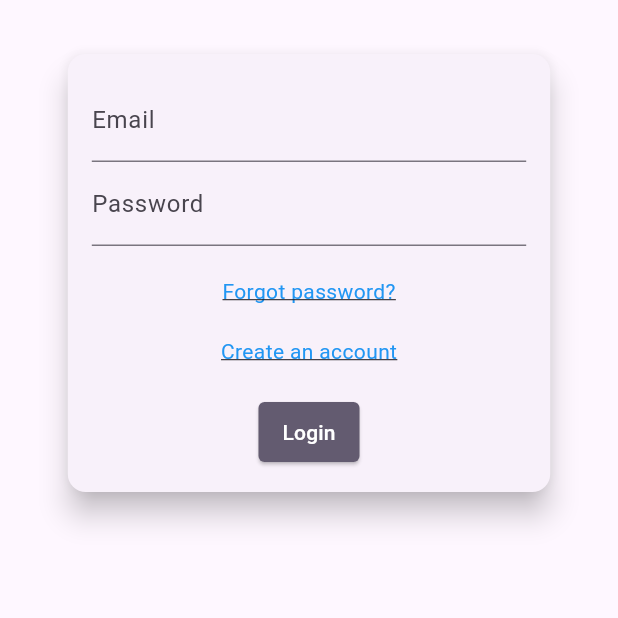
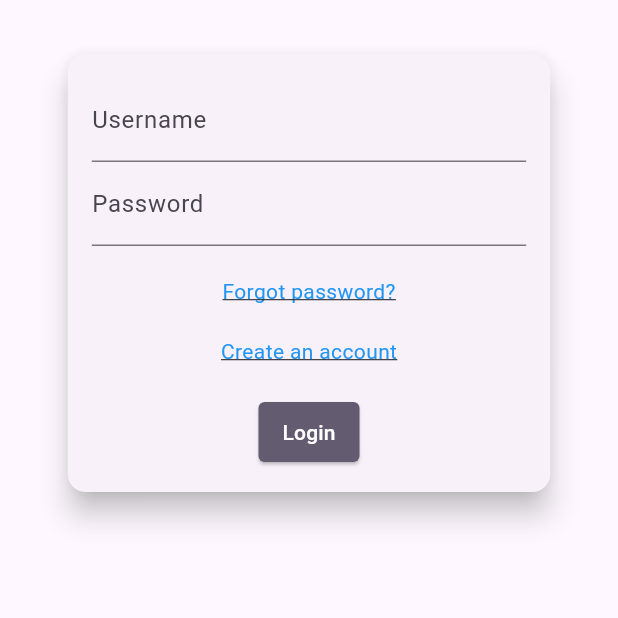
Before and after one commit to Pericles001/dpsd_project_frontend, a Flutter app: the screen it shows after launch, after a tap on "Login", on a phone screen of 412 x 824 dp, the part 387-1005 px from its top. Run offline on Flutter 3.47's test engine with Material 3 defaults, Android fonts, the phone set to English and light mode, and no system bars; our stand-ins replace dio, flutter_dotenv, flutter_local_notifications, shared_preferences; network calls fail.

Commit message:
Edit file: - Add features to handle user login

```diff
--- a/lib/auth/login.dart
+++ b/lib/auth/login.dart
@@ -37,7 +37,7 @@ class LoginPage extends StatelessWidget {
                     TextFormField(
                       controller: _emailController,
                       decoration: const InputDecoration(
-                        labelText: 'Email',
+                        labelText: 'Username',
                       ),
                       validator: (value) {
                         if (value == null || value.isEmpty) {
@@ -134,6 +134,8 @@ class LoginPage extends StatelessWidget {
                                       child: const Text('OK'),
                                       onPressed: () {
                                         Navigator.of(context).pop();
+                                        _emailController.clear();
+                                        _passwordController.clear();
                                       },
                                     ),
                                   ],
```
